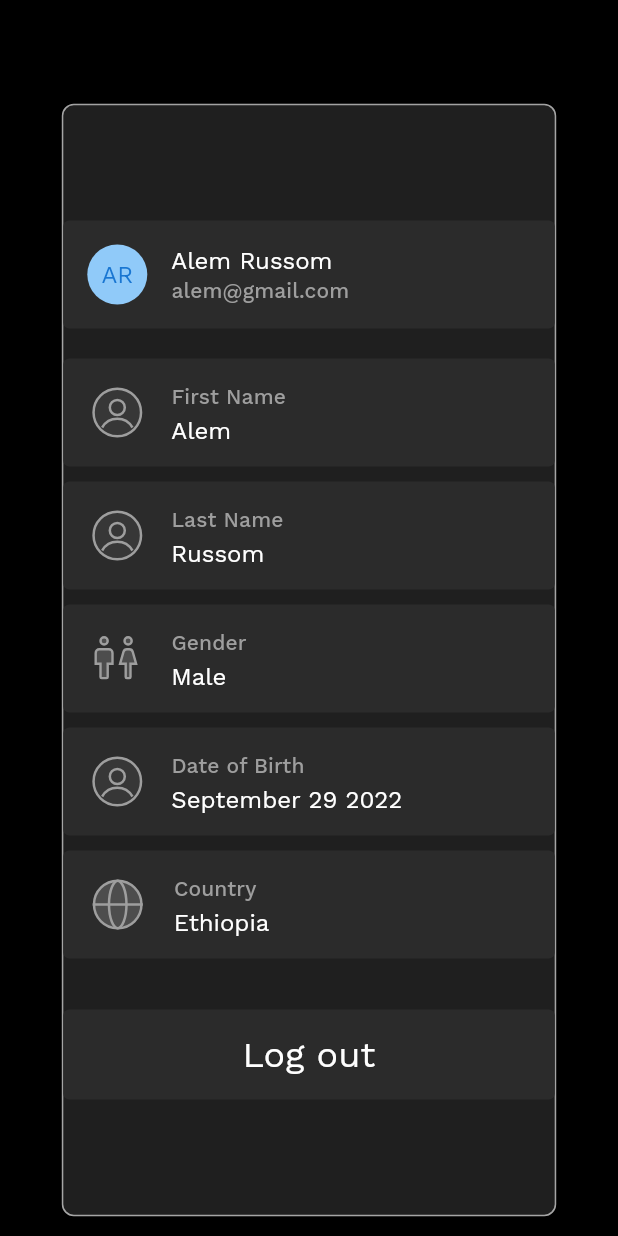
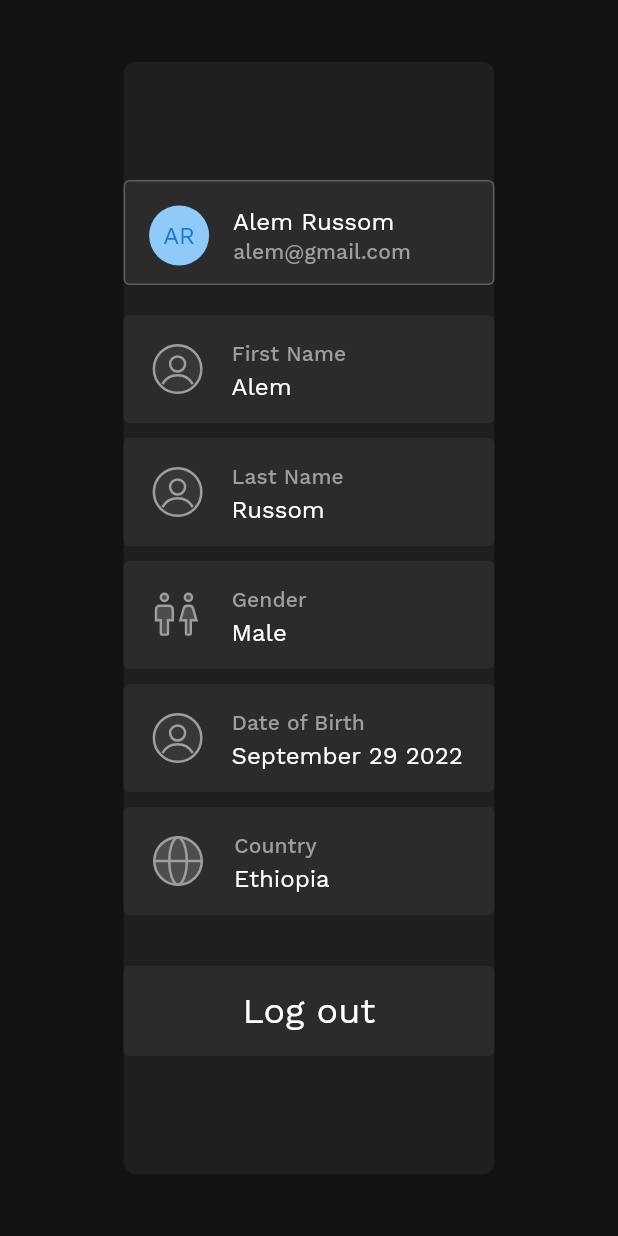
Before and after one commit to ale-russ/smart_tv, a Flutter app: the ProfilePage screen opened directly, on a phone screen of 412 x 824 dp. Run offline on Flutter 3.47's test engine with Material 2 defaults, Android fonts, the phone set to English and light mode, and no system bars; our stand-ins replace easy_sidemenu, email_validator, flutter_svg, get, google_fonts, video_player; missing offline and left inert: desktop_webview_window, tmdb_api; accounts and stored records are empty; network calls fail; statements that could not run were skipped.

Commit message:
fixed background color of profile page

```diff
--- a/lib/features/profile/screen/profile_page.dart
+++ b/lib/features/profile/screen/profile_page.dart
@@ -40,19 +40,22 @@ class _ProfilePageState extends State<ProfilePage> {
   @override
   Widget build(BuildContext context) {
     return Scaffold(
-      appBar: AppBar(
-          backgroundColor: Colors.transparent,
-          leading: GetPlatform.isDesktop || GetPlatform.isWeb
-              ? IconButton(
-                  icon: const Icon(
-                    Icons.arrow_back,
-                  ),
-                  onPressed: () {
-                    Navigator.pop(context);
-                  },
-                )
-              : const SizedBox.shrink()),
-      backgroundColor: Colors.black,
+      // appBar: GetPlatform.isDesktop || GetPlatform.isWeb
+      //     ? AppBar(
+      //         backgroundColor: Colors.transparent,
+      //         leading: IconButton(
+      //           icon: const Icon(
+      //             Icons.arrow_back,
+      //           ),
+      //           onPressed: () {
+      //             Navigator.pop(context);
+      //           },
+      //         ),
+      //       )
+      //     : null,
+
+      // backgroundColor: Colors.black,
+      backgroundColor: DarkModeColors.backgroundColor,
       body: Container(
         alignment: Alignment.center,
         child: Focus(
@@ -60,13 +63,13 @@ class _ProfilePageState extends State<ProfilePage> {
           child: Container(
             alignment: Alignment.center,
             height: Get.height * 0.9,
-            width: Get.width * 0.8,
+            width: Get.width * 0.6,
             decoration: BoxDecoration(
               color: DarkModeColors.backgroundVariant,
               borderRadius: BorderRadius.circular(8),
-              border: Border.all(
-                color: Colors.white60,
-              ),
+              // border: Border.all(
+              //   color: Colors.white60,
+              // ),
             ),
             child: SingleChildScrollView(
               child: Form(
@@ -314,10 +317,11 @@ class ProfileAvatar extends StatelessWidget {
         bottom: 10,
       ),
       decoration: BoxDecoration(
-        color: DarkModeColors.surfaceColor,
-        borderRadius: BorderRadius.circular(4),
-      ),
+          color: DarkModeColors.surfaceColor,
+          borderRadius: BorderRadius.circular(4),
+          border: Border.all(color: DarkModeColors.borderColor)),
       width: 400,
+      height: 70,
       child: ListTile(
         leading: CircleAvatar(
           backgroundColor: Theme.of(context).backgroundColor,
```
Also changed, not shown: lib/features/movie_list/view/favorites.dart (deleted, +0 -15 lines).
